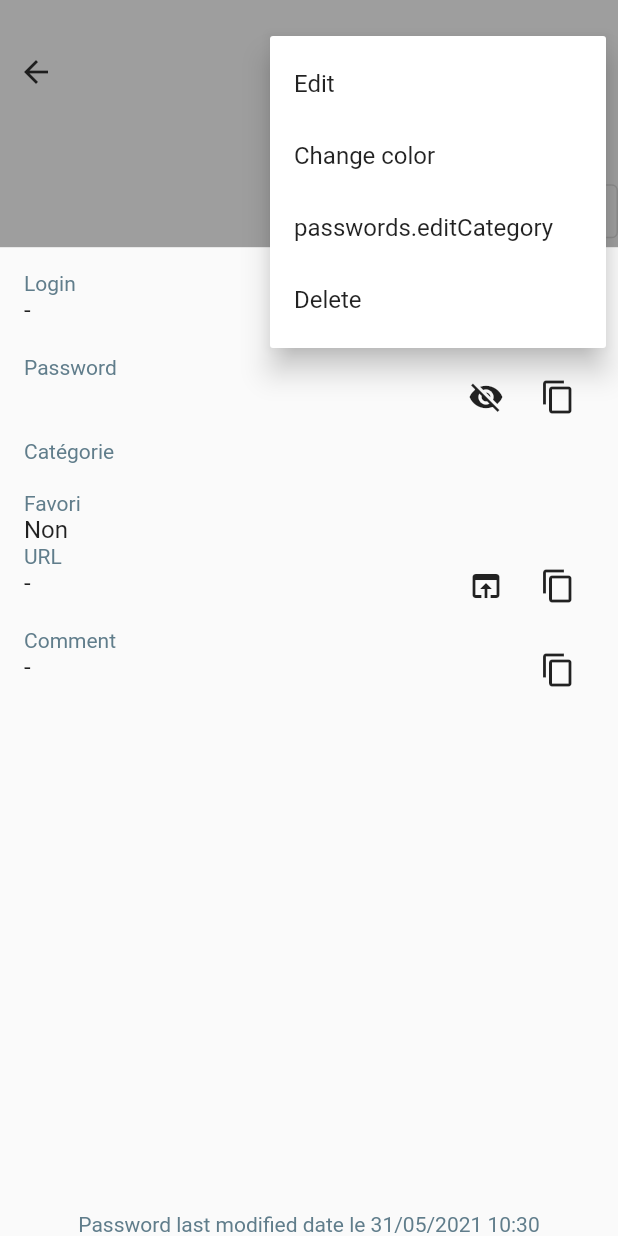
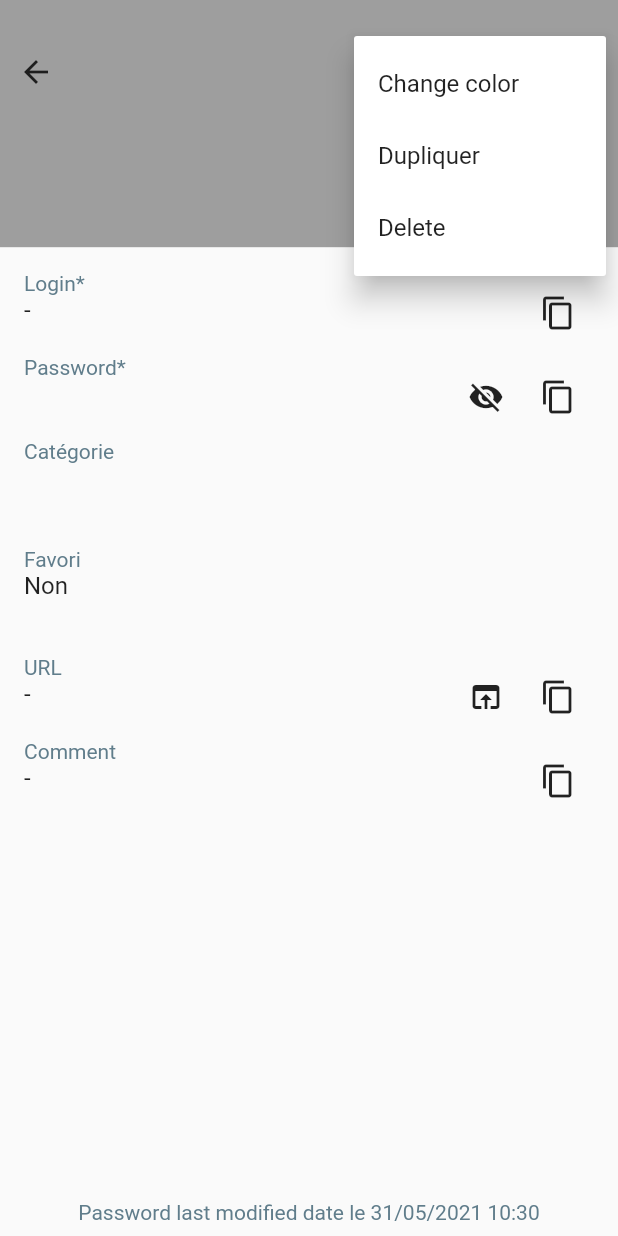
Before and after one commit to MaxdeoxiS/pass-manager, a Flutter app: the PasswordView screen opened directly with empty values, after a tap on the "more vert" icon, on a phone screen of 412 x 824 dp. Run offline on Flutter 3.47's test engine with Material 2 defaults, Android fonts, the phone set to English and light mode, and no system bars; our stand-ins replace easy_localization, floor, flutter_colorpicker, flutter_secure_storage, permission_handler, sqflite; missing offline and left inert: aes_crypt, clipboard, encrypt, web_scraper; accounts and stored records are empty; generated files the repository leaves out were written again.

Commit message:
feat(password): update password view, add validation when creating a new password.

```diff
--- a/assets/translations/en.json
+++ b/assets/translations/en.json
@@ -1,8 +1,8 @@
 {
   "passwords": {
     "title": "Passwords",
-    "login":"Login",
-    "password":"Password",
+    "login":"Login*",
+    "password":"Password*",
     "URL":"URL",
     "comment":"Comment",
     "lastUpdate":"Password last modified date",
@@ -15,7 +15,7 @@
     "uppercase": "Capital letters",
     "digits": "Digits",
     "symbols": "Symbols",
-    "siteName": "Site name",
+    "siteName": "Site name*",
     "generate": "Generate",
     "regenerate": "Re-generate",
     "addPassword": "Add a new password",
--- a/assets/translations/fr.json
+++ b/assets/translations/fr.json
@@ -1,8 +1,8 @@
 {
   "passwords": {
     "title": "Mots de passe",
-    "login":"Identifiant",
-    "password":"Mot de passe",
+    "login":"Identifiant*",
+    "password":"Mot de passe*",
     "URL":"URL",
     "comment":"Commentaire",
     "lastUpdate":"Dernière mise à jour du mot de passe",
@@ -15,7 +15,7 @@
     "uppercase": "Majuscules",
     "digits": "Chiffres",
     "symbols": "Symboles",
-    "siteName": "Nom du site",
+    "siteName": "Nom du site*",
     "generate": "Générer",
     "regenerate": "Re-générer",
     "addPassword": "Ajouter un mot de passe",
--- a/lib/passwords/views/password-view.dart
+++ b/lib/passwords/views/password-view.dart
@@ -15,7 +15,7 @@ import 'category-selection.dart';
 
 const DEFAULT_COLOR = Colors.red;
 
-enum MenuOption { edit, color, category, delete }
+enum MenuOption { color, duplicate, delete }
 
 class PasswordView extends StatefulWidget {
   final DeleteCallback onDelete;
@@ -37,6 +37,8 @@ class _PasswordViewState extends State<PasswordView> {
   final _nameController = TextEditingController();
   final _passwordController = TextEditingController();
   final _commentController = TextEditingController();
+  final _categoryController = TextEditingController();
+  final _favoriteController = TextEditingController();
 
   @override
   void initState() {
@@ -48,13 +50,15 @@ class _PasswordViewState extends State<PasswordView> {
     _commentController.text = password.comment ?? "";
     _currentColor = password.color;
     _currentCategory = password.category;
+    _categoryController.text = password.category?.name ?? '-';
+    _favoriteController.text = password.isFavorite ? 'Oui' : 'Non';
     super.initState();
   }
 
   _toggleFavorite() {
     setState(() {
       password.isFavorite = !password.isFavorite;
-      widget.onUpdate(password);
+      _favoriteController.text = password.isFavorite ? 'Oui' : 'Non';
     });
   }
 
@@ -70,9 +74,6 @@ class _PasswordViewState extends State<PasswordView> {
     password.comment = _commentController.text;
     password.color = _currentColor;
     widget.onUpdate(password);
-    setState(() {
-      _isEditing = !_isEditing;
-    });
   }
 
   _toggleHidePassword() {
@@ -82,6 +83,9 @@ class _PasswordViewState extends State<PasswordView> {
   }
 
   _toggleEdit() {
+    if (_isEditing) {
+      _updatePassword();
+    }
     setState(() {
       _isEditing = !_isEditing;
     });
@@ -145,6 +149,7 @@ class _PasswordViewState extends State<PasswordView> {
         });
     setState(() {
       _currentCategory = pickedCategory;
+      _categoryController.text = pickedCategory?.name ?? '-';
     });
     password.category = _currentCategory;
     widget.onUpdate(password);
@@ -152,19 +157,14 @@ class _PasswordViewState extends State<PasswordView> {
 
   void _handleMenuClick(MenuOption action) {
     switch (action) {
-      case MenuOption.edit:
-        {
-          _toggleEdit();
-        }
-        break;
       case MenuOption.color:
         {
           _showColorPicker();
         }
         break;
-      case MenuOption.category:
+      case MenuOption.duplicate:
         {
-          _showCategoryPicker();
+          // _showCategoryPicker();
         }
         break;
       case MenuOption.delete:
@@ -187,6 +187,8 @@ class _PasswordViewState extends State<PasswordView> {
     _nameController.dispose();
     _passwordController.dispose();
     _commentController.dispose();
+    _categoryController.dispose();
+    _favoriteController.dispose();
     super.dispose();
   }
 
@@ -223,16 +225,12 @@ class _PasswordViewState extends State<PasswordView> {
                               },
                               itemBuilder: (BuildContext context) => <PopupMenuEntry<MenuOption>>[
                                 PopupMenuItem<MenuOption>(
-                                  value: MenuOption.edit,
-                                  child: Text('passwords.edit'.tr()),
-                                ),
-                                PopupMenuItem<MenuOption>(
                                   value: MenuOption.color,
                                   child: Text('passwords.editColor'.tr()),
                                 ),
                                 PopupMenuItem<MenuOption>(
-                                  value: MenuOption.category,
-                                  child: Text('passwords.editCategory'.tr()),
+                                  value: MenuOption.duplicate,
+                                  child: Text('Dupliquer'.tr()),
                                 ),
                                 PopupMenuItem<MenuOption>(
                                   value: MenuOption.delete,
@@ -249,12 +247,15 @@ class _PasswordViewState extends State<PasswordView> {
                         Row(
                           mainAxisAlignment: MainAxisAlignment.end,
                           children: [
-                            OutlinedButton(
+                            Padding(
+                                padding: EdgeInsets.only(right: 8.0),
+                                child: OutlinedButton(
                                   onPressed: () {
                                     _toggleEdit();
                                   },
-                              child: Text('Modifier', style: TextStyle(color: contrastedColor)),
-                            )
+                                  child: Text(_isEditing ? 'Valider' : 'Modifier',
+                                      style: TextStyle(color: contrastedColor)),
+                                ))
                           ],
                         )
                       ],
@@ -282,8 +283,21 @@ class _PasswordViewState extends State<PasswordView> {
                               onPressed: () => _toggleHidePassword())
                         ],
                         _hidePassword),
-                    StaticFieldRow('Catégorie'.tr(), _currentCategory?.name, _isEditing, []),
-                    StaticFieldRow('Favori'.tr(), password.isFavorite ? 'Oui' : 'Non', _isEditing, []),
+                    InkWell(
+                        onTap: () {
+                          if (_isEditing) {
+                            _showCategoryPicker();
+                          }
+                        },
+                        child: StaticFieldRow(_categoryController, 'Catégorie'.tr(), _isEditing)),
+                    InkWell(
+                        onTap: () {
+                          if (_isEditing) {
+                            _toggleFavorite();
+                          }
+                        },
+                        child: StaticFieldRow(_favoriteController, 'Favori'.tr(), _isEditing)),
+                    // StaticFieldRow('Favori'.tr(), password.isFavorite ? 'Oui' : 'Non', _isEditing, []),
                     FieldRow(_urlController, _isEditing, 'passwords.URL'.tr(),
                         [IconButton(icon: Icon(Icons.open_in_browser), onPressed: () => _openUrl(password.url))]),
                     FieldRow(_commentController, _isEditing, 'passwords.comment'.tr(), []),
@@ -291,13 +305,15 @@ class _PasswordViewState extends State<PasswordView> {
                 )),
             Expanded(
                 flex: 1,
+                child: Padding(
+                  padding: EdgeInsets.only(bottom: 8.0),
                   child: Column(
                     mainAxisAlignment: MainAxisAlignment.end,
                     children: [
                       Label('passwords.lastUpdate'.tr() + ' le ' + format.format(this.password.updated)),
                     ],
                   ),
-            ),
+                )),
           ],
         ),
         resizeToAvoidBottomInset: false);
@@ -337,11 +353,10 @@ class EditableField extends StatelessWidget {
   @override
   Widget build(BuildContext context) {
     return this.editing
-        ? Expanded(
-            child: TextField(
+        ? TextField(
             controller: controller,
             decoration: InputDecoration(contentPadding: EdgeInsets.symmetric(vertical: 0), isDense: true),
-                obscureText: this.hide))
+            obscureText: this.hide)
         : Text(_displayValue(), style: TextStyle(fontSize: 16));
   }
 }
@@ -384,33 +399,31 @@ class FieldRow extends StatelessWidget {
 }
 
 class StaticFieldRow extends StatelessWidget {
+  final TextEditingController controller;
   final String label;
-  final String? value;
-  final List<Widget> actions;
   final bool editing;
 
-  StaticFieldRow(this.label, this.value, this.editing, this.actions);
+  StaticFieldRow(this.controller, this.label, this.editing);
 
   @override
   Widget build(BuildContext context) {
-    return Row(
-      mainAxisAlignment: MainAxisAlignment.spaceBetween,
-      children: [
-        Column(
+    return Padding(
+        padding: EdgeInsets.only(bottom: 16.0),
+        child: Column(
           crossAxisAlignment: CrossAxisAlignment.start,
           children: [
             Label(label),
-            Text(value ?? '', style: TextStyle(fontSize: 16)),
+            Container(
+                width: 200,
+                height: 40,
+                child: editing
+                    ? TextField(
+                        enabled: false,
+                        controller: controller,
+                        decoration: InputDecoration(contentPadding: EdgeInsets.symmetric(vertical: 0), isDense: true))
+                    : Text(controller.text, style: TextStyle(fontSize: 16)))
           ],
-        ),
-        Row(
-          mainAxisAlignment: MainAxisAlignment.spaceBetween,
-          crossAxisAlignment: CrossAxisAlignment.baseline,
-          textBaseline: TextBaseline.alphabetic,
-          children: [Row(children: actions.map((widget) => widget).toList())],
-        ),
-      ],
-    );
+        ));
   }
 }
 
```
Also changed, not shown: lib/passwords/views/password-creation.dart (+26 -9 lines). Lines whose indentation alone changed are shown as unchanged.
